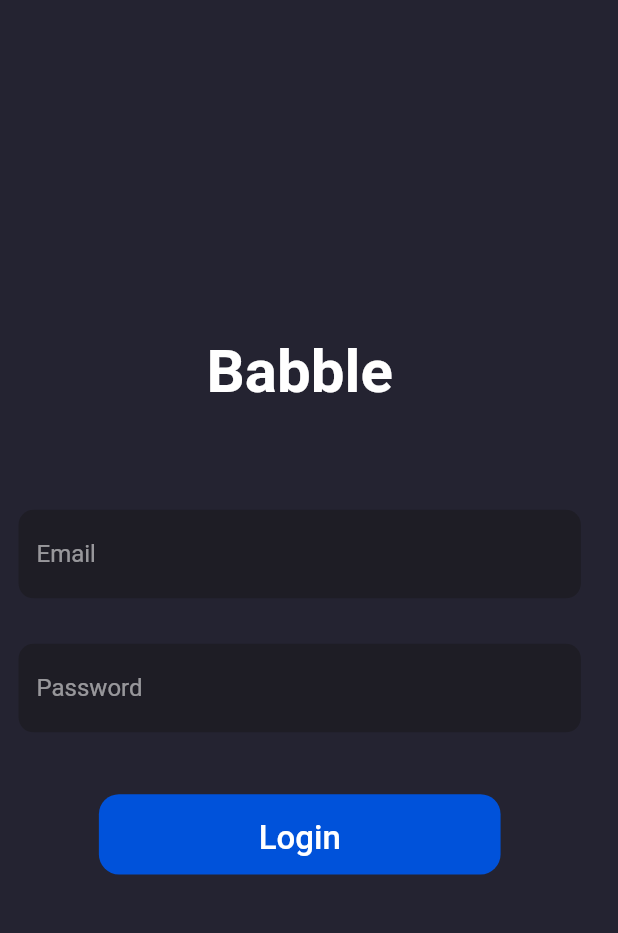
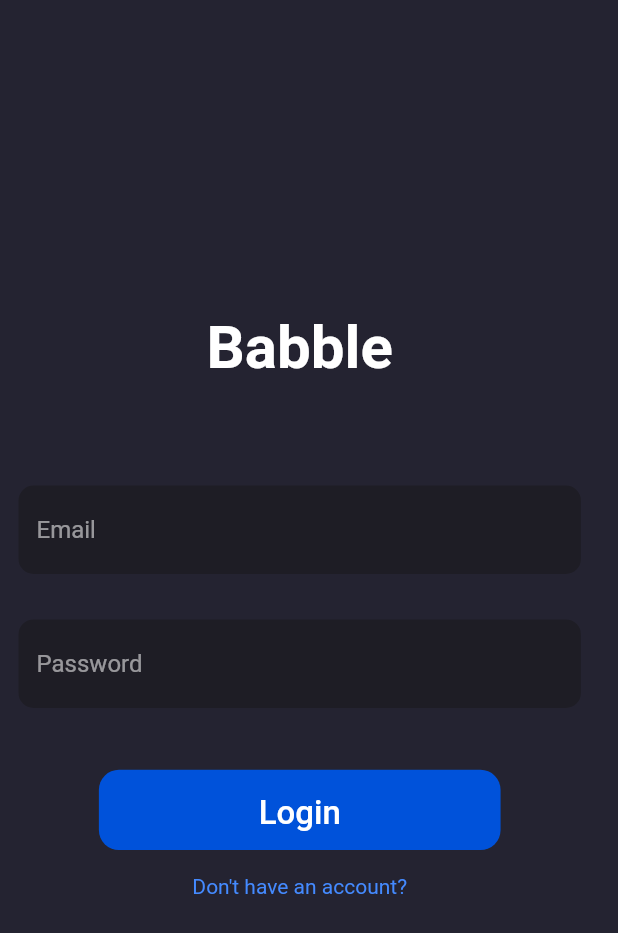
Before and after one commit to mariugo/babble, a Flutter app: the screen it shows after launch, on a phone screen of 412 x 824 dp. Shown: the top 933 px of the screen. Run offline on Flutter 3.47's test engine with Material 2 defaults, Android fonts, the phone set to English and light mode, and no system bars; our stand-ins replace cloud_firestore, file_picker, firebase_core, firebase_storage, get_it; accounts and stored records are empty.

Commit message:
No account impl

```diff
--- a/lib/screens/login_screen.dart
+++ b/lib/screens/login_screen.dart
@@ -45,6 +45,10 @@ class _LoginScreenState extends State<LoginScreen> {
                 height: _deviceHeight * 0.05,
               ),
               _loginButton(),
+              SizedBox(
+                height: _deviceHeight * 0.02,
+              ),
+              _register(),
             ],
           ),
         ),
@@ -103,4 +107,18 @@ class _LoginScreenState extends State<LoginScreen> {
       onPressed: () {},
     );
   }
+
+  Widget _register() {
+    return GestureDetector(
+      onTap: () {},
+      child: const SizedBox(
+        child: Text(
+          'Don\'t have an account?',
+          style: TextStyle(
+            color: Colors.blueAccent,
+          ),
+        ),
+      ),
+    );
+  }
 }
```
